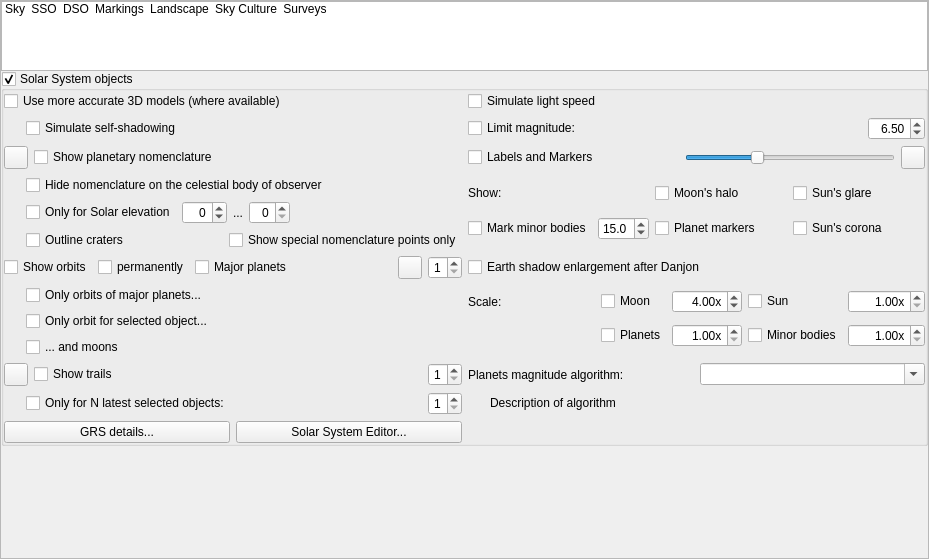
Above: src/gui/viewDialog.ui from Stellarium/stellarium before the change. Below: the same form after it.
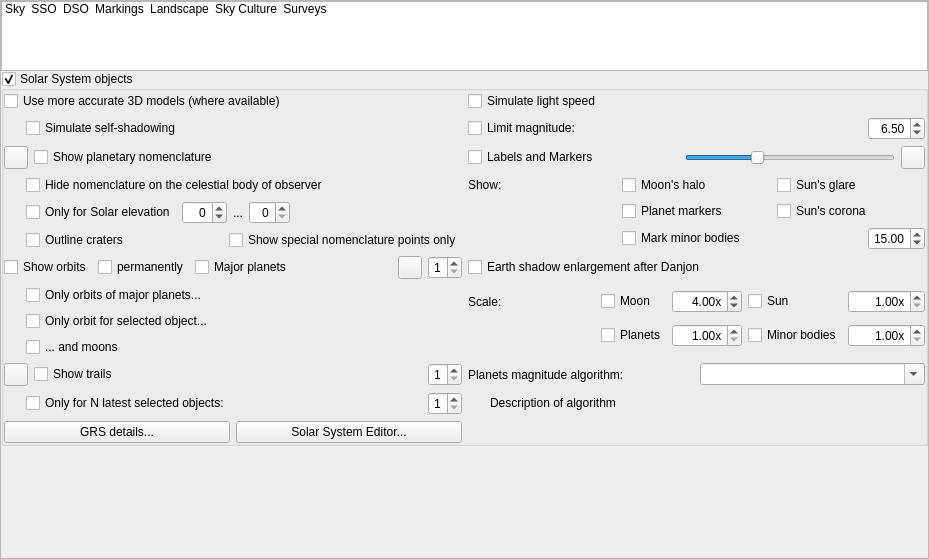
That is the form after the change. The open tabs and pages were chosen to show the change. Icons and pictures are not drawn. Custom widgets are drawn as their Qt base class.

Diff of the .ui file:
```diff
--- a/src/gui/viewDialog.ui
+++ b/src/gui/viewDialog.ui
@@ -1424,7 +1424,7 @@
                  </property>
                 </widget>
                </item>
-               <item row="1" column="0">
+               <item row="2" column="1" colspan="2">
                 <layout class="QHBoxLayout" name="horizontalLayout_2">
                  <item>
                   <widget class="QCheckBox" name="minorPlanetMarkersCheckBox">
@@ -1436,19 +1436,35 @@
                    </property>
                   </widget>
                  </item>
+                 <item>
+                  <spacer name="horizontalSpacer_4">
+                   <property name="orientation">
+                    <enum>Qt::Horizontal</enum>
+                   </property>
+                   <property name="sizeHint" stdset="0">
+                    <size>
+                     <width>40</width>
+                     <height>20</height>
+                    </size>
+                   </property>
+                  </spacer>
+                 </item>
                  <item>
                   <widget class="QDoubleSpinBox" name="minorPlanetMarkerMagThresholdSpinBox">
                    <property name="toolTip">
                     <string>Draw markers for objects with magnitude brighter than this</string>
                    </property>
+                   <property name="alignment">
+                    <set>Qt::AlignRight|Qt::AlignTrailing|Qt::AlignVCenter</set>
+                   </property>
                    <property name="decimals">
-                    <number>1</number>
+                    <number>2</number>
                    </property>
                    <property name="minimum">
-                    <double>5.000000000000000</double>
+                    <double>-5.000000000000000</double>
                    </property>
                    <property name="maximum">
-                    <double>37.000000000000000</double>
+                    <double>25.000000000000000</double>
                    </property>
                    <property name="singleStep">
                     <double>0.100000000000000</double>
```
Left out of the diff: 36 changed lines with no effect on the pictures.
